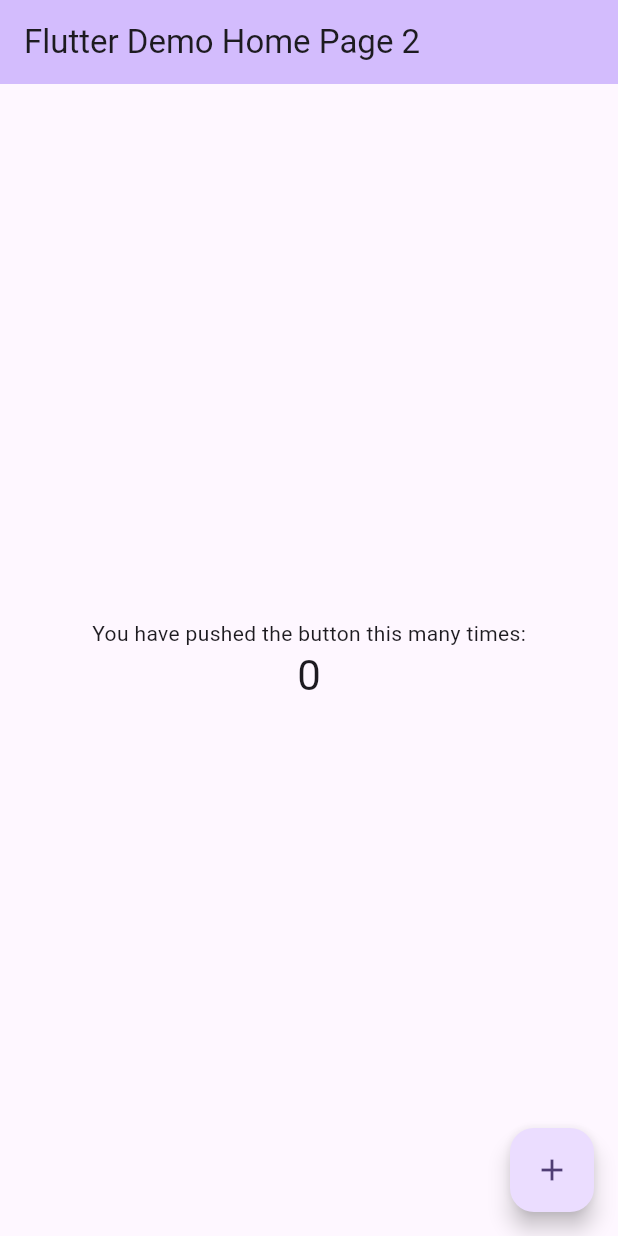
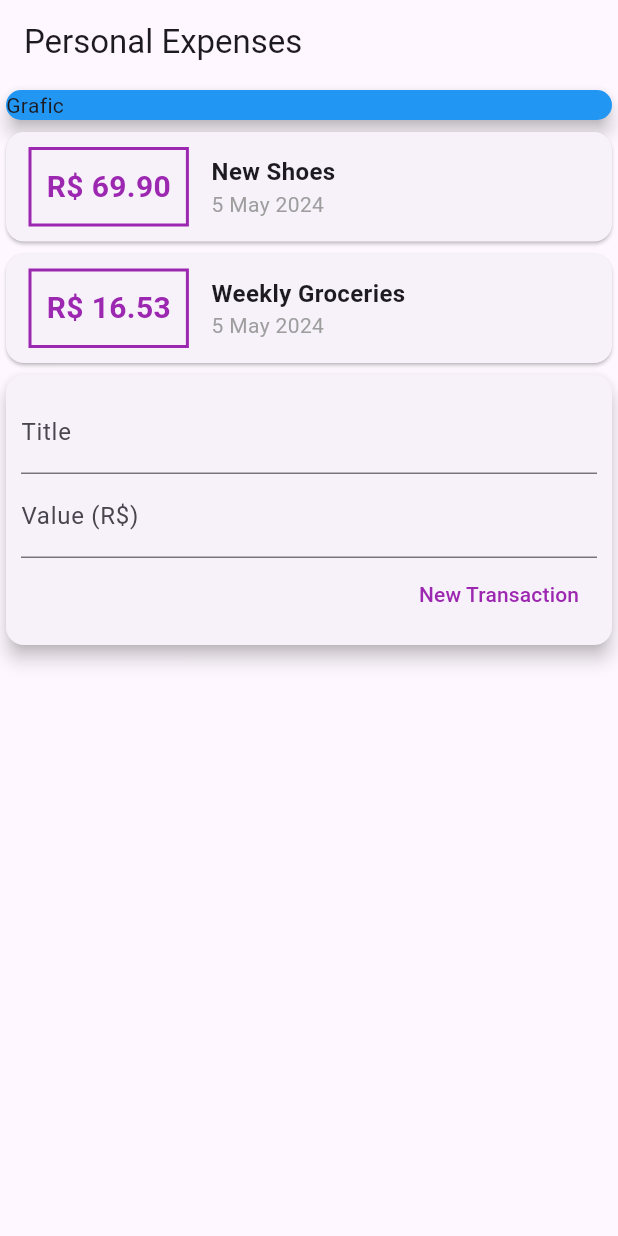
Before and after one commit to Migvalentini/coder_flutter_course_app2, a Flutter app: the screen it shows after launch, on a phone screen of 412 x 824 dp. Run offline on Flutter 3.47's test engine with Material 3 defaults, Android fonts, the light colour scheme and no system bars.

Commit message:
102. Dividindo App em Widgets

```diff
--- /dev/null
+++ b/lib/components/transaction_form.dart
@@ -0,0 +1,41 @@
+import 'package:flutter/material.dart';
+
+class TransactionForm extends StatelessWidget {
+  final titleController = TextEditingController();
+  final valueController = TextEditingController();
+
+  @override
+  Widget build(BuildContext context) {
+    return Card(
+      elevation: 5,
+      child: Padding(
+        padding: const EdgeInsets.all(10),
+        child: Column(
+          children: [
+            TextField(
+              decoration: InputDecoration(labelText: 'Title'),
+              controller: titleController,
+            ),
+            TextField(
+              decoration: InputDecoration(labelText: 'Value (R\$)'),
+              controller: valueController,
+            ),
+            Row(
+              mainAxisAlignment: MainAxisAlignment.end,
+              children: [
+                TextButton(
+                  onPressed: () {
+                    print(titleController.text);
+                    print(valueController.text);
+                  },
+                  child: Text('New Transaction'),
+                  style: TextButton.styleFrom(foregroundColor: Colors.purple),
+                ),
+              ],
+            )
+          ],
+        ),
+      ),
+    );
+  }
+}
--- /dev/null
+++ b/lib/components/transaction_list.dart
@@ -0,0 +1,48 @@
+// ignore_for_file: prefer_const_constructors_in_immutables, use_key_in_widget_constructors, prefer_const_constructors
+
+import 'package:flutter/material.dart';
+import '../models/transaction.dart';
+import 'package:intl/intl.dart';
+
+class TransactionList extends StatelessWidget {
+  final List<Transaction> transactions;
+
+  TransactionList(this.transactions);
+
+  @override
+  Widget build(BuildContext context) {
+    return Column(
+      children: transactions.map((tr) {
+        return Card(
+          child: Row(children: <Widget>[
+            Container(
+              margin: EdgeInsets.symmetric(horizontal: 15, vertical: 10),
+              decoration: BoxDecoration(
+                  border: Border.all(color: Colors.purple, width: 2)),
+              padding: EdgeInsets.all(10),
+              child: Text(
+                'R\$ ${tr.value.toStringAsFixed(2)}',
+                style: TextStyle(
+                    fontWeight: FontWeight.bold,
+                    fontSize: 20,
+                    color: Colors.purple),
+              ),
+            ),
+            Column(
+                crossAxisAlignment: CrossAxisAlignment.start,
+                children: <Widget>[
+                  Text(
+                    tr.title,
+                    style: TextStyle(fontSize: 16, fontWeight: FontWeight.bold),
+                  ),
+                  Text(
+                    DateFormat('d MMM y').format(tr.date),
+                    style: TextStyle(color: Colors.grey),
+                  )
+                ])
+          ]),
+        );
+      }).toList(),
+    );
+  }
+}
--- /dev/null
+++ b/lib/components/transaction_user.dart
@@ -0,0 +1,30 @@
+import 'package:flutter/material.dart';
+import '../models/transaction.dart';
+import '../components/transaction_form.dart';
+import '../components/transaction_list.dart';
+
+class TransactionUser extends StatefulWidget {
+  @override
+  _TransactionUserState createState() => _TransactionUserState();
+}
+
+class _TransactionUserState extends State<TransactionUser> {
+  final _transactions = [
+    Transaction(
+        id: 't1', title: 'New Shoes', value: 69.9, date: DateTime.now()),
+    Transaction(
+        id: 't2',
+        title: 'Weekly Groceries',
+        value: 16.53,
+        date: DateTime.now()),
+  ];
+  @override
+  Widget build(BuildContext context) {
+    return Column(
+      children: [
+        TransactionList(_transactions),
+        TransactionForm(),
+      ],
+    );
+  }
+}
--- a/lib/main.dart
+++ b/lib/main.dart
@@ -1,68 +1,44 @@
+// ignore_for_file: use_key_in_widget_constructors, prefer_const_constructors, prefer_const_literals_to_create_immutables, sized_box_for_whitespace, sort_child_properties_last, avoid_unnecessary_containers, avoid_print
+
+import 'components/transaction_user.dart';
 import 'package:flutter/material.dart';
 
+
 void main() {
-  runApp(const MyApp());
+  runApp(ExpensesApp());
 }
 
-class MyApp extends StatelessWidget {
-  const MyApp({super.key});
-
+class ExpensesApp extends StatelessWidget {
   @override
   Widget build(BuildContext context) {
-    return MaterialApp(
-      title: 'Flutter Demo',
-      theme: ThemeData(
-        colorScheme: ColorScheme.fromSeed(seedColor: Colors.deepPurple),
-        useMaterial3: true,
-      ),
-      home: const MyHomePage(title: 'Flutter Demo Home Page 2'),
-    );
+    return MaterialApp(home: MyHomePage());
   }
 }
 
-class MyHomePage extends StatefulWidget {
-  const MyHomePage({super.key, required this.title});
-  final String title;
+class MyHomePage extends StatelessWidget {
 
-  @override
-  State<MyHomePage> createState() => _MyHomePageState();
-}
 
-class _MyHomePageState extends State<MyHomePage> {
-  int _counter = 0;
-
-  void _incrementCounter() {
-    setState(() {
-      _counter++;
-    });
-  }
 
   @override
   Widget build(BuildContext context) {
     return Scaffold(
       appBar: AppBar(
-        backgroundColor: Theme.of(context).colorScheme.inversePrimary,
-        title: Text(widget.title),
+        title: Text('Personal Expenses'),
       ),
-      body: Center(
-        child: Column(
-          mainAxisAlignment: MainAxisAlignment.center,
-          children: <Widget>[
-            const Text(
-              'You have pushed the button this many times:',
+      body: Column(
+        crossAxisAlignment: CrossAxisAlignment.stretch,
+        children: <Widget>[
+          Container(
+            width: double.infinity,
+            child: Card(
+              color: Colors.blue,
+              child: Text('Grafic'),
+              elevation: 5,
             ),
-            Text(
-              '$_counter',
-              style: Theme.of(context).textTheme.headlineMedium,
-            ),
-          ],
-        ),
-      ),
-      floatingActionButton: FloatingActionButton(
-        onPressed: _incrementCounter,
-        tooltip: 'Increment',
-        child: const Icon(Icons.add),
-      ),
+          ),
+          TransactionUser(),
+        ],
+      )
     );
   }
 }
--- /dev/null
+++ b/lib/models/transaction.dart
@@ -0,0 +1,13 @@
+class Transaction {
+  final String id;
+  final String title;
+  final double value;
+  final DateTime date;
+
+  Transaction({
+    required this.id,
+    required this.title,
+    required this.value,
+    required this.date
+  });
+}
--- a/pubspec.yaml
+++ b/pubspec.yaml
@@ -30,6 +30,7 @@ environment:
 dependencies:
   flutter:
     sdk: flutter
+  intl: ^0.17.0
 
 
   # The following adds the Cupertino Icons font to your application.
```
Also changed, not shown: pubspec.lock, 1 other file.
